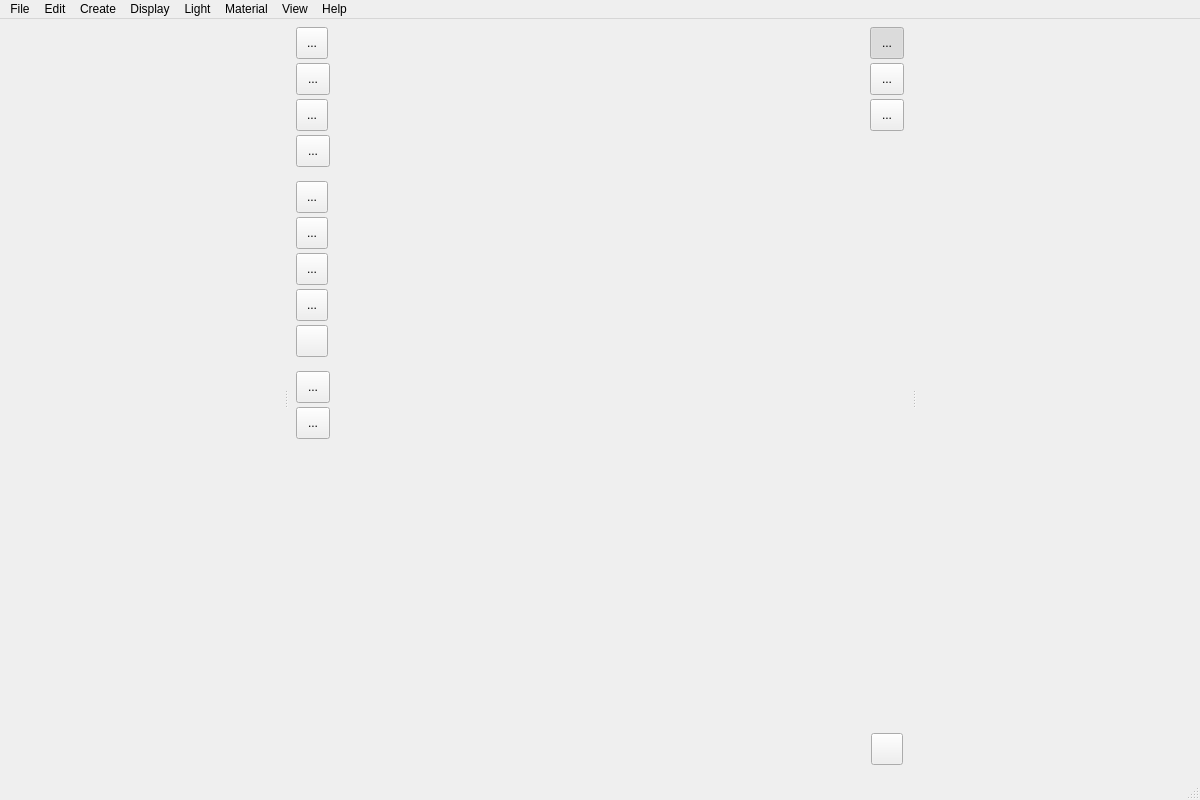
First picture: the form in sources/app/viewer.ui, repository mikaelsundell/stageviz, before the edit.
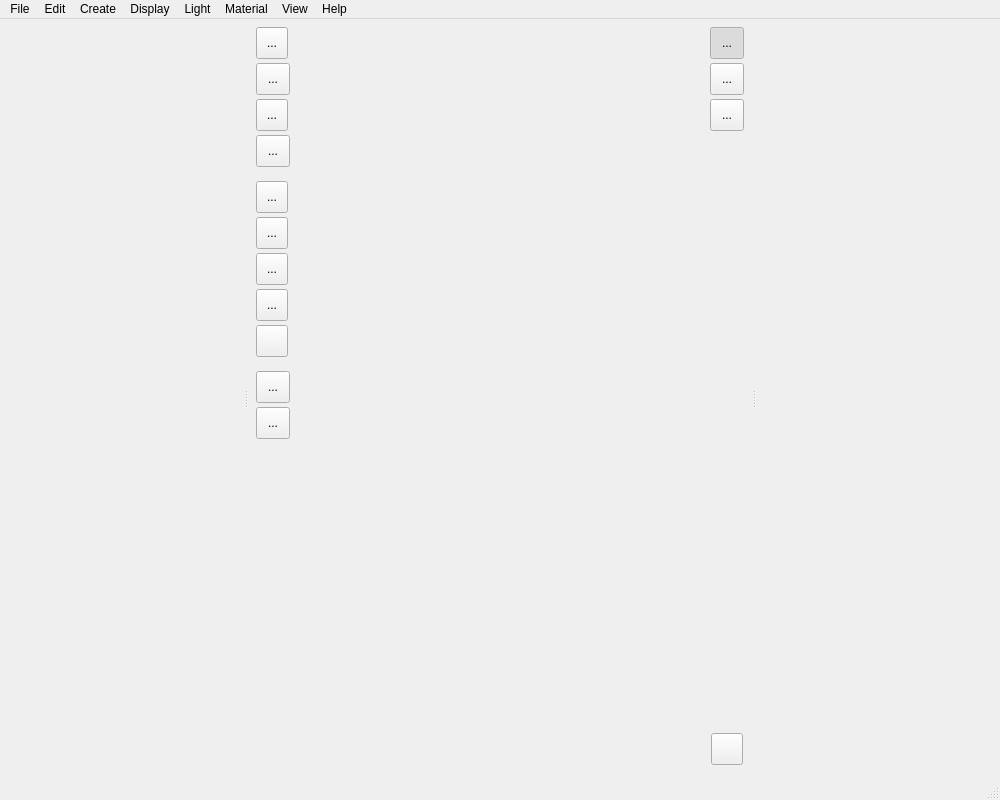
Second picture: the form after the edit. Custom widgets are drawn as their Qt base class.

Diff of the .ui file:
```diff
--- a/sources/app/viewer.ui
+++ b/sources/app/viewer.ui
@@ -6,13 +6,13 @@
    <rect>
     <x>0</x>
     <y>0</y>
-    <width>1200</width>
+    <width>1000</width>
     <height>800</height>
    </rect>
   </property>
   <property name="minimumSize">
    <size>
-    <width>800</width>
+    <width>1000</width>
     <height>600</height>
    </size>
   </property>
@@ -74,7 +74,7 @@
           </property>
           <property name="minimumSize">
            <size>
-            <width>280</width>
+            <width>240</width>
             <height>0</height>
            </size>
           </property>
@@ -507,6 +507,12 @@
                    <verstretch>0</verstretch>
                   </sizepolicy>
                  </property>
+                 <property name="minimumSize">
+                  <size>
+                   <width>0</width>
+                   <height>0</height>
+                  </size>
+                 </property>
                  <layout class="QVBoxLayout" name="verticalLayout_2">
                   <property name="spacing">
                    <number>2</number>
@@ -526,31 +532,6 @@
                   <item>
                    <widget class="stageviz::RenderView" name="renderView" native="true"/>
                   </item>
-                  <item>
-                   <widget class="QWidget" name="timelineWidget" native="true">
-                    <property name="sizePolicy">
-                     <sizepolicy hsizetype="Preferred" vsizetype="Fixed">
-                      <horstretch>0</horstretch>
-                      <verstretch>0</verstretch>
-                     </sizepolicy>
-                    </property>
-                    <property name="minimumSize">
-                     <size>
-                      <width>0</width>
-                      <height>32</height>
-                     </size>
-                    </property>
-                    <property name="maximumSize">
-                     <size>
-                      <width>16777215</width>
-                      <height>32</height>
-                     </size>
-                    </property>
-                    <property name="DockWidget" stdset="0">
-                     <bool>true</bool>
-                    </property>
-                   </widget>
-                  </item>
                  </layout>
                 </widget>
                </item>
@@ -763,7 +744,7 @@
           </property>
           <property name="minimumSize">
            <size>
-            <width>280</width>
+            <width>240</width>
             <height>0</height>
            </size>
           </property>
@@ -796,7 +777,7 @@
     <rect>
      <x>0</x>
      <y>0</y>
-     <width>1200</width>
+     <width>1000</width>
      <height>21</height>
     </rect>
    </property>
```
Left out of the diff: 77 changed lines with no effect on the pictures.
